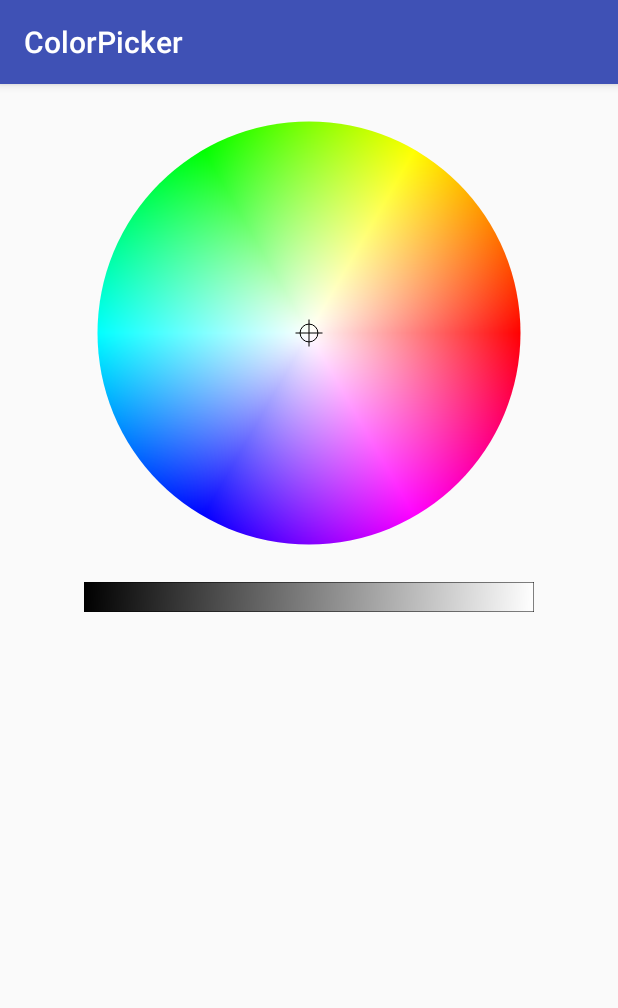
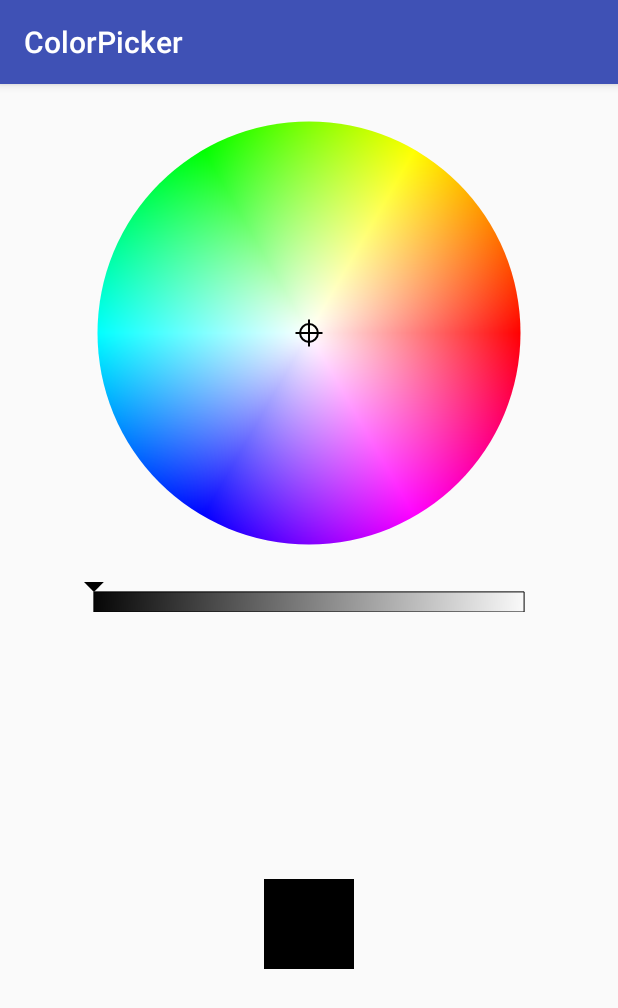
Before and after one commit to duanhong169/ColorPicker, an Android app: the screen it shows after launch (MainActivity), on a phone screen of 412 x 824 dp. Shown: the top 1008 px of the screen. Run offline under Robolectric (Android 15) with nearby library versions, the phone set to English and light mode, and no system bars; our stand-ins replace ButterKnife.

Commit message:
Add selector to BrightnessSlider

```diff
--- a/app/src/main/java/top/defaults/colorpicker/MainActivity.java
+++ b/app/src/main/java/top/defaults/colorpicker/MainActivity.java
@@ -2,16 +2,19 @@ package top.defaults.colorpicker;
 
 import android.support.v7.app.AppCompatActivity;
 import android.os.Bundle;
+import android.view.View;
 
 import butterknife.BindView;
 import butterknife.ButterKnife;
 import top.defaults.view.BrightnessSliderView;
 import top.defaults.view.ColorWheelView;
+import top.defaults.view.OnColorListener;
 
 public class MainActivity extends AppCompatActivity {
 
     @BindView(R.id.colorWheel) ColorWheelView colorWheel;
     @BindView(R.id.brightnessSlider) BrightnessSliderView brightnessSlider;
+    @BindView(R.id.pickedColor) View pickedColor;
 
     @Override
     protected void onCreate(Bundle savedInstanceState) {
@@ -19,10 +22,11 @@ public class MainActivity extends AppCompatActivity {
         setContentView(R.layout.activity_main);
         ButterKnife.bind(this);
 
-        colorWheel.setListener(new ColorWheelView.OnColorListener() {
+        brightnessSlider.bind(colorWheel);
+        brightnessSlider.setListener(new OnColorListener() {
             @Override
             public void onColor(int color, boolean fromUser) {
-                brightnessSlider.setColor(color);
+                pickedColor.setBackgroundColor(color);
             }
         });
     }
--- a/app/src/main/res/layout/activity_main.xml
+++ b/app/src/main/res/layout/activity_main.xml
@@ -25,4 +25,13 @@
         app:layout_constraintLeft_toLeftOf="parent"
         app:layout_constraintRight_toRightOf="parent"/>
 
+    <View
+        android:id="@+id/pickedColor"
+        android:layout_width="60dp"
+        android:layout_height="60dp"
+        app:layout_constraintTop_toBottomOf="@+id/brightnessSlider"
+        app:layout_constraintLeft_toLeftOf="parent"
+        app:layout_constraintRight_toRightOf="parent"
+        app:layout_constraintBottom_toBottomOf="parent"/>
+
 </android.support.constraint.ConstraintLayout>
--- a/colorpicker/src/main/java/top/defaults/view/BrightnessSliderView.java
+++ b/colorpicker/src/main/java/top/defaults/view/BrightnessSliderView.java
@@ -6,6 +6,7 @@ import android.graphics.Canvas;
 import android.graphics.Color;
 import android.graphics.LinearGradient;
 import android.graphics.Paint;
+import android.graphics.Path;
 import android.graphics.Shader;
 import android.support.annotation.Nullable;
 import android.util.AttributeSet;
@@ -14,9 +15,15 @@ import android.view.View;
 
 public class BrightnessSliderView extends View {
 
-    private int color = Color.WHITE;
+    private int baseColor = Color.WHITE;
     private Paint brightnessPaint;
     private Paint borderPaint;
+    private Paint selectorPaint;
+
+    private Path selectorPath;
+    private Path currentSelectorPath = new Path();
+    private float selectorSize;
+    private float currentBrightness;
 
     public BrightnessSliderView(Context context) {
         this(context, null);
@@ -33,17 +40,31 @@ public class BrightnessSliderView extends View {
         borderPaint.setStyle(Paint.Style.STROKE);
         borderPaint.setStrokeWidth(0);
         borderPaint.setColor(Color.BLACK);
+        selectorPaint = new Paint(Paint.ANTI_ALIAS_FLAG);
+        selectorPaint.setColor(Color.BLACK);
+        selectorPath = new Path();
+        selectorPath.setFillType(Path.FillType.WINDING);
     }
 
     @Override
     protected void onSizeChanged(int w, int h, int oldw, int oldh) {
         applyChanges();
+        selectorPath.reset();
+        selectorSize = h * 0.33f;
+        selectorPath.moveTo(0, 0);
+        selectorPath.lineTo(selectorSize * 2, 0);
+        selectorPath.lineTo(selectorSize, selectorSize);
+        selectorPath.close();
     }
 
     @Override
     protected void onDraw(Canvas canvas) {
-        canvas.drawRect(0, 0, getWidth(), getHeight(), brightnessPaint);
-        canvas.drawRect(0, 0, getWidth(), getHeight(), borderPaint);
+        float width = getWidth();
+        float height = getHeight();
+        canvas.drawRect(selectorSize, height * 0.33f, width - selectorSize, height, brightnessPaint);
+        canvas.drawRect(selectorSize, height * 0.33f, width - selectorSize, height, borderPaint);
+        selectorPath.offset(currentBrightness * (width - 2 * selectorSize), 0, currentSelectorPath);
+        canvas.drawPath(currentSelectorPath, selectorPaint);
     }
 
     @SuppressLint("ClickableViewAccessibility")
@@ -53,21 +74,23 @@ public class BrightnessSliderView extends View {
         switch ( action ) {
             case MotionEvent.ACTION_DOWN:
             case MotionEvent.ACTION_MOVE:
-                invalidate();
+                updateBrightness(event.getX());
+                notifyColor(getColor(), true);
                 return true;
         }
         return super.onTouchEvent(event);
     }
 
-    public void setColor(int color) {
-        this.color = color;
+    public void setBaseColor(int color) {
+        baseColor = color;
         applyChanges();
         invalidate();
+        notifyColor(getColor(), false);
     }
 
     public void applyChanges() {
         float[] hsv = new float[3];
-        Color.colorToHSV(color, hsv);
+        Color.colorToHSV(baseColor, hsv);
         hsv[2] = 0;
         int startColor = Color.HSVToColor(hsv);
         hsv[2] = 1;
@@ -75,4 +98,43 @@ public class BrightnessSliderView extends View {
         Shader shader = new LinearGradient(0, 0, getWidth(), getHeight(), startColor, endColor, Shader.TileMode.CLAMP);
         brightnessPaint.setShader(shader);
     }
+
+    private void updateBrightness(float eventX) {
+        float left = selectorSize;
+        float right = getWidth() - selectorSize;
+        if (eventX < left) eventX = left;
+        if (eventX > right) eventX = right;
+        currentBrightness = eventX / (right - left);
+        invalidate();
+    }
+
+    private int getColor() {
+        float[] hsv = new float[3];
+        Color.colorToHSV(baseColor, hsv);
+        hsv[2] = currentBrightness;
+        return Color.HSVToColor(hsv);
+    }
+
+    private OnColorListener listener;
+
+    public void setListener(OnColorListener listener) {
+        this.listener = listener;
+    }
+
+    private void notifyColor(int color, boolean fromUser) {
+        if (listener != null) {
+            listener.onColor(color, fromUser);
+        }
+    }
+
+    public void bind(ColorWheelView colorWheelView) {
+        if (colorWheelView != null) {
+            colorWheelView.setListener(new OnColorListener() {
+                @Override
+                public void onColor(int color, boolean fromUser) {
+                    setBaseColor(color);
+                }
+            });
+        }
+    }
 }
--- a/colorpicker/src/main/java/top/defaults/view/ColorWheelView.java
+++ b/colorpicker/src/main/java/top/defaults/view/ColorWheelView.java
@@ -53,7 +53,7 @@ public class ColorWheelView extends View {
         selectorPaint = new Paint(Paint.ANTI_ALIAS_FLAG);
         selectorPaint.setColor(Color.BLACK);
         selectorPaint.setStyle(Paint.Style.STROKE);
-        selectorPaint.setStrokeWidth(0);
+        selectorPaint.setStrokeWidth(2);
 
         selectorRadiusPx = SELECTOR_RADIUS_DP * getResources().getDisplayMetrics().density;
     }
@@ -100,7 +100,6 @@ public class ColorWheelView extends View {
                 float y = event.getY();
                 notifyColor(getColorAtPoint(x, y), true);
                 updateSelector(x, y);
-                invalidate();
                 return true;
         }
         return super.onTouchEvent(event);
@@ -138,10 +137,6 @@ public class ColorWheelView extends View {
         invalidate();
     }
 
-    public interface OnColorListener {
-        void onColor(int color, boolean fromUser);
-    }
-
     private OnColorListener listener;
 
     public void setListener(OnColorListener listener) {
--- /dev/null
+++ b/colorpicker/src/main/java/top/defaults/view/OnColorListener.java
@@ -0,0 +1,5 @@
+package top.defaults.view;
+
+public interface OnColorListener {
+    void onColor(int color, boolean fromUser);
+}
```
